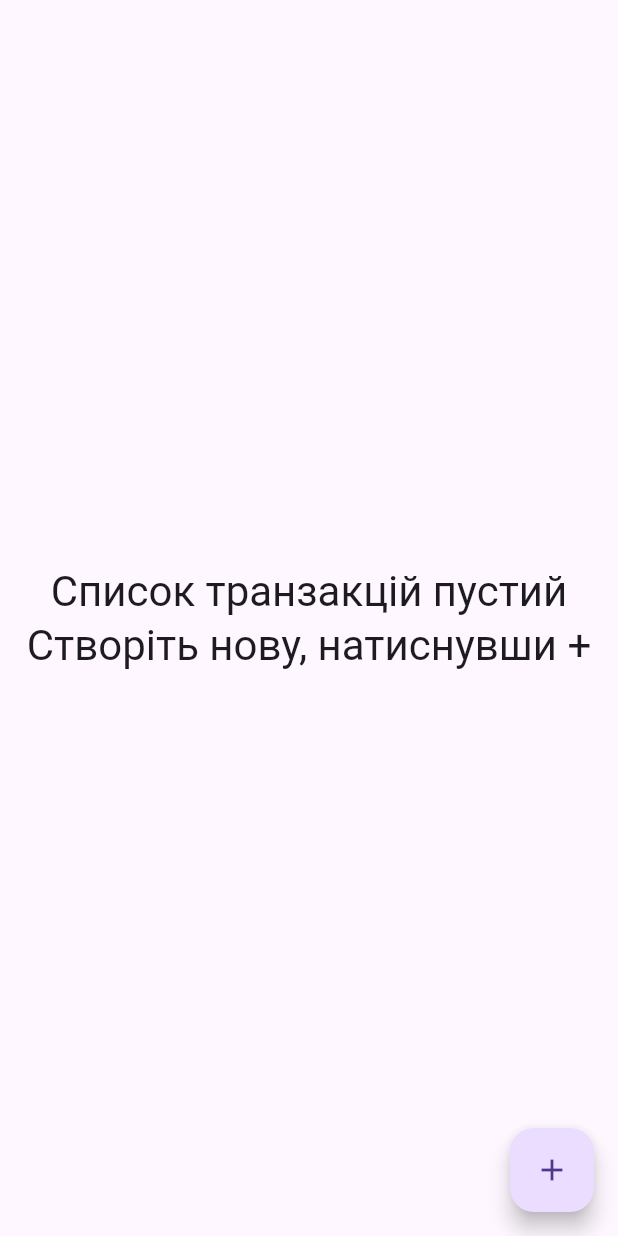
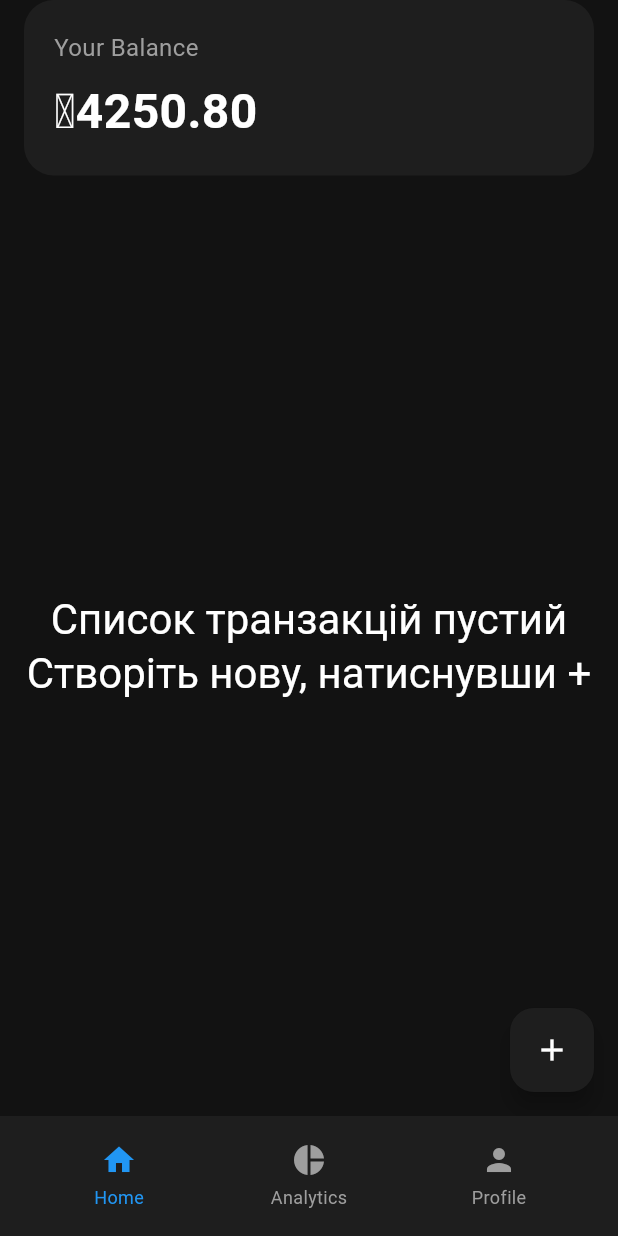
Before and after one commit to Sensornyy/assety, a Flutter app: the screen it shows after launch, on a phone screen of 412 x 824 dp. Run offline on Flutter 3.47's test engine with Material 3 defaults, Android fonts, the phone set to English and light mode, and no system bars; our stand-ins replace bloc, dio, firebase_auth, firebase_core, flutter_bloc, get_it and 5 more; missing offline and left inert: talker_dio_logger; accounts and stored records are empty; generated files the repository leaves out were written again.

Commit message:
feat: implement transactions feature

```diff
--- a/lib/app.dart
+++ b/lib/app.dart
@@ -2,6 +2,8 @@ import 'package:assety/features/auth/presentation/bloc/auth_bloc.dart';
 import 'package:assety/features/transactions/presentation/screens/transactions_screen.dart';
 import 'package:flutter/material.dart';
 import 'package:flutter_bloc/flutter_bloc.dart';
+
+import 'features/home/presentation/screen/home_screen.dart';
 
 class App extends StatelessWidget {
   const App({super.key});
@@ -45,7 +47,7 @@ class App extends StatelessWidget {
             ),
           ),
         ),
-        home: TransactionsScreen(),
+        home: HomeScreen(),
       ),
     );
   }
--- /dev/null
+++ b/lib/features/home/presentation/screen/home_screen.dart
@@ -0,0 +1,89 @@
+import 'package:assety/features/transactions/presentation/screens/transactions_screen.dart';
+import 'package:flutter/material.dart';
+
+class HomeScreen extends StatefulWidget {
+  const HomeScreen({super.key});
+
+  @override
+  State<HomeScreen> createState() => _HomeScreenState();
+}
+
+class _HomeScreenState extends State<HomeScreen> {
+  int _selectedIndex = 0;
+
+  final List<Widget> _pages = const [
+    TransactionsScreen(), // Home
+    // AnalyticsScreen(),    // Analytics (заглушка)
+    // ProfileScreen(),      // Profile (заглушка)
+
+    TransactionsScreen(),
+    TransactionsScreen(),
+  ];
+
+  void _onTabTapped(int index) {
+    setState(() {
+      _selectedIndex = index;
+    });
+  }
+
+  @override
+  Widget build(BuildContext context) {
+    return Scaffold(
+      body: _pages[_selectedIndex],
+
+
+      bottomNavigationBar: BottomAppBar(
+        color: const Color(0xFF1E1E1E),
+        shape: const CircularNotchedRectangle(),
+        notchMargin: 8.0,
+        child: SizedBox(
+          height: 64,
+          child: Row(
+            mainAxisAlignment: MainAxisAlignment.spaceAround,
+            children: [
+              _buildTabItem(
+                index: 0,
+                icon: Icons.home,
+                label: 'Home',
+              ),
+              _buildTabItem(
+                index: 1,
+                icon: Icons.pie_chart,
+                label: 'Analytics',
+              ),
+              _buildTabItem(
+                index: 2,
+                icon: Icons.person,
+                label: 'Profile',
+              ),
+            ],
+          ),
+        ),
+      ),
+    );
+  }
+
+  Widget _buildTabItem({
+    required int index,
+    required IconData icon,
+    required String label,
+  }) {
+    final isSelected = _selectedIndex == index;
+    final color = isSelected ? Colors.blue : Colors.grey;
+
+    return InkWell(
+      onTap: () => _onTabTapped(index),
+      child: SizedBox(
+        width: 64,
+        child: Column(
+          mainAxisAlignment: MainAxisAlignment.center,
+          children: [
+            Icon(icon, color: color, size: 24),
+            const SizedBox(height: 4),
+            Text(label, style: TextStyle(color: color, fontSize: 12)),
+          ],
+        ),
+      ),
+    );
+  }
+}
--- a/lib/features/transactions/presentation/screens/transactions_screen.dart
+++ b/lib/features/transactions/presentation/screens/transactions_screen.dart
@@ -1,4 +1,8 @@
+import 'dart:math';
+
 import 'package:assety/features/transactions/presentation/bloc/transactions_bloc.dart';
+import 'package:assety/features/transactions/presentation/widgets/balance_card.dart';
+import 'package:assety/features/transactions/presentation/widgets/transaction_tile.dart';
 import 'package:flutter/material.dart';
 import 'package:flutter_bloc/flutter_bloc.dart';
 
@@ -17,7 +21,6 @@ class _TransactionsScreenState extends State<TransactionsScreen> {
   @override
   void initState() {
     super.initState();
-
     _bloc.add(GetTransactions());
   }
 
@@ -26,6 +29,7 @@ class _TransactionsScreenState extends State<TransactionsScreen> {
     return BlocProvider.value(
       value: _bloc,
       child: Scaffold(
+        backgroundColor: const Color(0xFF121212),
         floatingActionButton: FloatingActionButton(
           onPressed: () {
             Navigator.push(
@@ -38,56 +42,124 @@ class _TransactionsScreenState extends State<TransactionsScreen> {
               ),
             );
           },
-          child: Icon(Icons.add),
+          backgroundColor: const Color(0xFF1E1E1E),
+          child: const Icon(Icons.add, color: Colors.white,),
         ),
         body: SafeArea(
+          child: Column(
+            children: [
+              const BalanceCard(balance: 4250.80), // 💰 Верхній блок
+              Expanded(
                 child: BlocConsumer<TransactionsBloc, TransactionsState>(
                   listener: (context, state) {},
                   builder: (context, state) {
-              print(state);
-
                     if (state is TransactionsLoaded) {
                       final transactions = state.transactions;
-
                       if (transactions.isEmpty) {
                         return Center(
                           child: Text(
                             'Список транзакцій пустий\nСтворіть нову, натиснувши +',
-                      style: Theme.of(context).textTheme.headlineMedium,
+                            style: Theme.of(context)
+                                .textTheme
+                                .headlineMedium
+                                ?.copyWith(color: Colors.white),
                             textAlign: TextAlign.center,
                           ),
                         );
                       }
 
                       return ListView.builder(
+                        padding: const EdgeInsets.all(16),
                         itemCount: transactions.length,
                         itemBuilder: (context, index) {
                           final tx = transactions[index];
+                          final color = tx.isExpense ? Colors.red : Colors.green;
                           final icon = categoryIcons[tx.category.name] ?? Icons.category;
 
-                    return ListTile(
-                      leading: Icon(icon, color: tx.isExpense ? Colors.red : Colors.green),
-                      title: Text(
-                        '${tx.amount.toStringAsFixed(2)} UAH',
+                          return Container(
+                            margin: const EdgeInsets.symmetric(vertical: 8),
+                            padding: const EdgeInsets.all(16),
+                            decoration: BoxDecoration(
+                              color: const Color(0xFF1E1E1E),
+                              borderRadius: BorderRadius.circular(16),
+                            ),
+                            child: Row(
+                              children: [
+                                CircleAvatar(
+                                  radius: 24,
+                                  backgroundColor: color.withOpacity(0.2),
+                                  child: Icon(icon, color: color, size: 24),
+                                ),
+                                const SizedBox(width: 16),
+                                Expanded(
+                                  child: Column(
+                                    crossAxisAlignment: CrossAxisAlignment.start,
+                                    children: [
+                                      Text(
+                                        tx.description,
+                                        style: const TextStyle(
+                                          fontWeight: FontWeight.bold,
+                                          fontSize: 16,
+                                          color: Colors.white,
+                                        ),
+                                      ),
+
+                                    ],
+                                  ),
+                                ),
+                                Column(
+                                  crossAxisAlignment: CrossAxisAlignment.end,
+                                  children: [
+                                    Text(
+                                      (tx.isExpense ? '-₴' : '+₴') +
+                                          tx.amount.toStringAsFixed(2),
                                       style: TextStyle(
                                         fontWeight: FontWeight.bold,
-                          color: tx.isExpense ? Colors.red : Colors.green,
+                                        fontSize: 16,
+                                        color: color,
                                       ),
                                     ),
-                      subtitle: Text(tx.description),
+                                    const SizedBox(height: 4),
+                                    tx.isExpense ? _buildAnomalyIcon(_getRandomAnomalyLevel()) ?? const SizedBox() : const SizedBox(),
+                                  ],
+                                ),
+                              ],
+                            ),
                           );
                         },
                       );
                     } else {
-                return Center(
-                  child: CircularProgressIndicator(),
+                      return const Center(
+                        child: CircularProgressIndicator(color: Colors.white),
                       );
                     }
                   },
                 ),
               ),
+            ],
+          ),
+        ),
       ),
     );
+  }
+
+  AnomalyLevel _getRandomAnomalyLevel() {
+    final rand = Random();
+    final levels = AnomalyLevel.values;
+    return levels[rand.nextInt(levels.length)];
+  }
+
+  Widget? _buildAnomalyIcon(AnomalyLevel level) {
+    switch (level) {
+      case AnomalyLevel.weak:
+        return const Icon(Icons.info_outline, color: Colors.yellow, size: 20);
+      case AnomalyLevel.medium:
+        return const Icon(Icons.warning_amber_rounded, color: Colors.orange, size: 20);
+      case AnomalyLevel.strong:
+        return const Icon(Icons.dangerous_outlined, color: Colors.red, size: 20);
+      case AnomalyLevel.none:
+        return null;
+    }
   }
 }
 
--- /dev/null
+++ b/lib/features/transactions/presentation/widgets/balance_card.dart
@@ -0,0 +1,38 @@
+import 'package:flutter/material.dart';
+
+class BalanceCard extends StatelessWidget {
+  final double balance;
+
+  const BalanceCard({required this.balance});
+
+  @override
+  Widget build(BuildContext context) {
+    return Container(
+      width: double.infinity,
+      margin: EdgeInsets.symmetric(horizontal: 16),
+      padding: const EdgeInsets.all(20),
+      decoration: BoxDecoration(
+        borderRadius: BorderRadius.circular(20),
+        color: const Color(0xFF1E1E1E),
+      ),
+      child: Column(
+        crossAxisAlignment: CrossAxisAlignment.start,
+        children: [
+          const Text(
+            'Your Balance',
+            style: TextStyle(color: Colors.grey, fontSize: 16),
+          ),
+          const SizedBox(height: 8),
+          Text(
+            '₴${balance.toStringAsFixed(2)}',
+            style: const TextStyle(
+              color: Colors.white,
+              fontWeight: FontWeight.bold,
+              fontSize: 32,
+            ),
+          ),
+        ],
+      ),
+    );
+  }
+}
--- a/lib/features/transactions/presentation/widgets/transaction_tile.dart
+++ b/lib/features/transactions/presentation/widgets/transaction_tile.dart
@@ -0,0 +1,6 @@
+enum AnomalyLevel {
+  none,
+  weak,
+  medium,
+  strong,
+}
```
Lines whose indentation alone changed are shown as unchanged.
